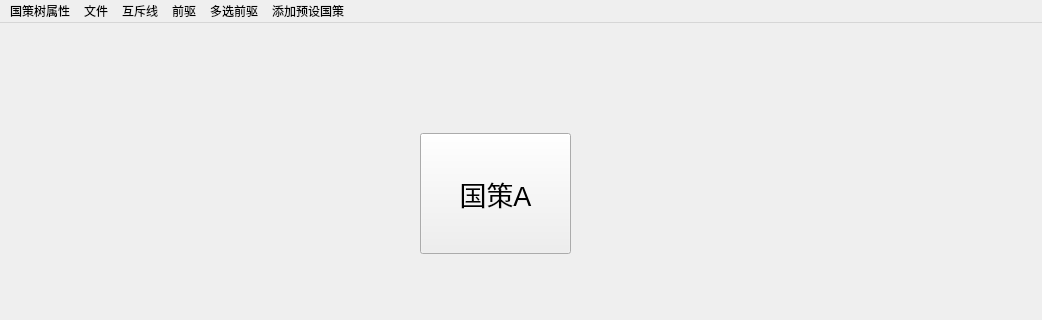
Qt form focustree.ui (somecatw/hoi-mod-maker) before a commit; both pictures show x 0 to 1042 and y 0 to 320 of the 1042 by 674 pixel window.
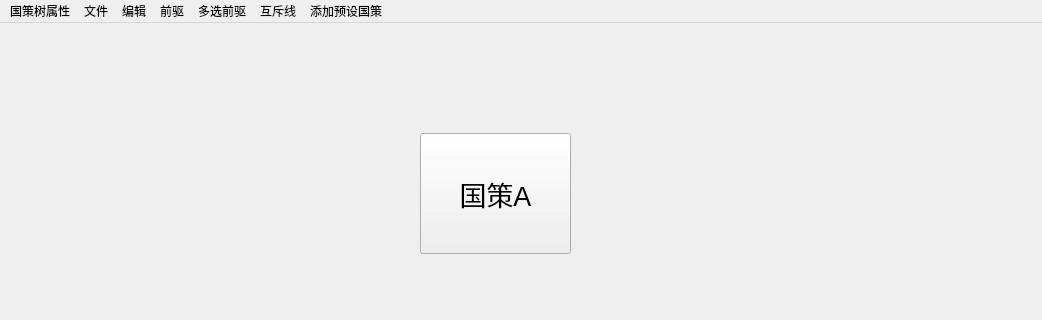
The same form after that commit.

What changed in the file:
```diff
--- a/focustree.ui
+++ b/focustree.ui
@@ -80,11 +80,19 @@
     <addaction name="actionC"/>
     <addaction name="actionD"/>
    </widget>
+   <widget class="QMenu" name="menu_7">
+    <property name="title">
+     <string>编辑</string>
+    </property>
+    <addaction name="action_undo"/>
+    <addaction name="action_redo"/>
+   </widget>
    <addaction name="menu_6"/>
    <addaction name="menu"/>
-   <addaction name="menu_2"/>
+   <addaction name="menu_7"/>
    <addaction name="menu_3"/>
    <addaction name="menu_4"/>
+   <addaction name="menu_2"/>
    <addaction name="menu_5"/>
   </widget>
   <widget class="QStatusBar" name="statusbar"/>
```
Left out of the diff: 16 changed lines with no effect on the pictures.
